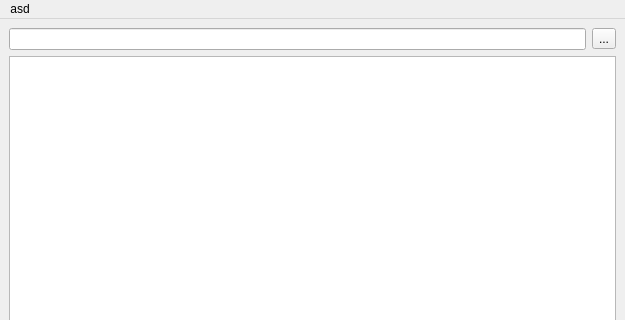
This is src/mainwindow.ui in ispyonyou/dictionaryCambridgePareser as Qt 5 draws it before an edit; both pictures show x 0 to 625 and y 0 to 320 of the 625 by 544 pixel window. The edited form follows.
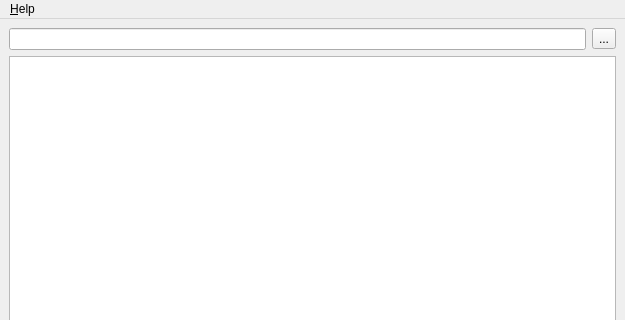
This is the edited form. Icons and pictures are not drawn. Custom widgets are drawn as their Qt base class.

```diff
--- a/src/mainwindow.ui
+++ b/src/mainwindow.ui
@@ -59,7 +59,7 @@
    </property>
    <widget class="QMenu" name="menuAsd">
     <property name="title">
-     <string>asd</string>
+     <string>&amp;Help</string>
     </property>
    </widget>
    <addaction name="menuAsd"/>
```
Left out of the diff: 8 changed lines with no effect on the pictures.
